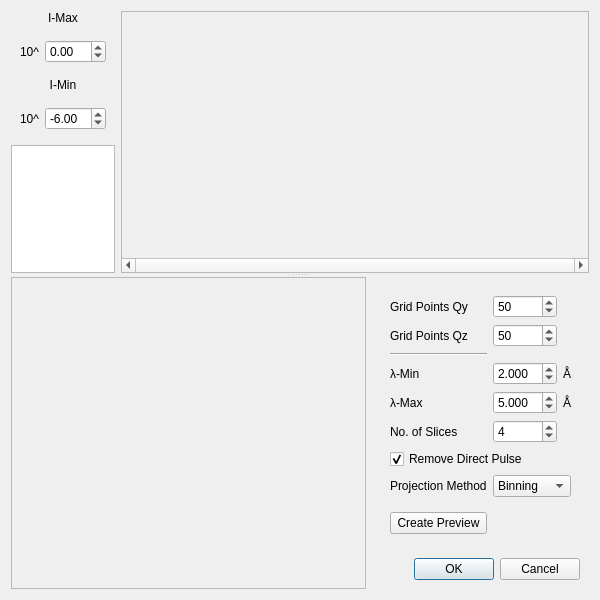
Above: designer/gisans_dialog.ui from aglavic/quicknxs before the change. Below: the same form after it.
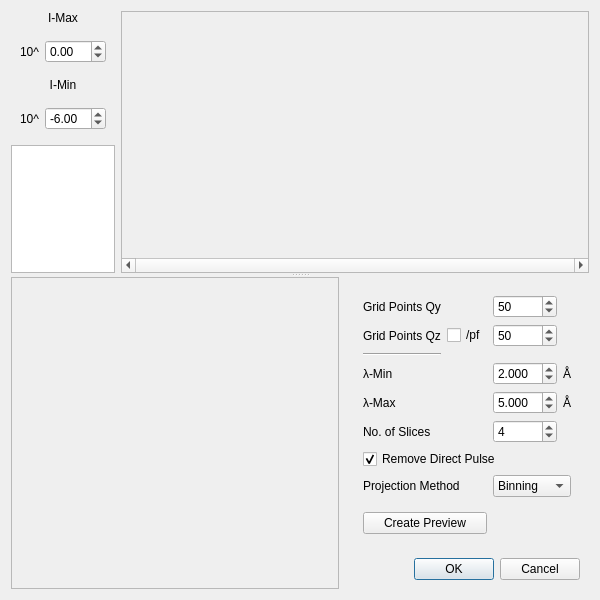
That is the form after the change. Custom widgets are drawn as their Qt base class.

Commit message: Fix some GISANS dialog issues and add option to project on pf/Qy axes.

```diff
--- a/designer/gisans_dialog.ui
+++ b/designer/gisans_dialog.ui
@@ -168,8 +168,8 @@
            <rect>
             <x>0</x>
             <y>0</y>
-            <width>476</width>
-            <height>286</height>
+            <width>447</width>
+            <height>208</height>
            </rect>
           </property>
           <property name="sizePolicy">
@@ -235,7 +235,7 @@
              </sizepolicy>
             </property>
             <layout class="QGridLayout" name="gridLayout">
-             <item row="0" column="3">
+             <item row="0" column="4">
               <widget class="QSpinBox" name="gridQy">
                <property name="minimum">
                 <number>20</number>
@@ -251,7 +251,7 @@
                </property>
               </widget>
              </item>
-             <item row="5" column="3">
+             <item row="5" column="4">
               <widget class="QSpinBox" name="numberSlices">
                <property name="sizePolicy">
                 <sizepolicy hsizetype="Minimum" vsizetype="Fixed">
@@ -270,21 +270,14 @@
                </property>
               </widget>
              </item>
-             <item row="3" column="4">
+             <item row="3" column="5">
               <widget class="QLabel" name="label_3">
                <property name="text">
                 <string>Å</string>
                </property>
               </widget>
              </item>
-             <item row="0" column="2">
-              <widget class="QLabel" name="label_7">
-               <property name="text">
-                <string>Grid Points Qy</string>
-               </property>
-              </widget>
-             </item>
-             <item row="7" column="3" colspan="2">
+             <item row="7" column="4" colspan="2">
               <widget class="QComboBox" name="projectionMethod">
                <item>
                 <property name="text">
@@ -293,7 +286,7 @@
                </item>
               </widget>
              </item>
-             <item row="3" column="3">
+             <item row="3" column="4">
               <widget class="QDoubleSpinBox" name="lambdaMin">
                <property name="sizePolicy">
                 <sizepolicy hsizetype="Minimum" vsizetype="Fixed">
@@ -318,33 +311,7 @@
                </property>
               </widget>
              </item>
-             <item row="4" column="2">
-              <widget class="QLabel" name="label_2">
-               <property name="sizePolicy">
-                <sizepolicy hsizetype="Preferred" vsizetype="Preferred">
-                 <horstretch>1</horstretch>
-                 <verstretch>0</verstretch>
-                </sizepolicy>
-               </property>
-               <property name="text">
-                <string>λ-Max</string>
-               </property>
-              </widget>
-             </item>
-             <item row="3" column="2">
-              <widget class="QLabel" name="label">
-               <property name="sizePolicy">
-                <sizepolicy hsizetype="Preferred" vsizetype="Preferred">
-                 <horstretch>1</horstretch>
-                 <verstretch>0</verstretch>
-                </sizepolicy>
-               </property>
-               <property name="text">
-                <string>λ-Min</string>
-               </property>
-              </widget>
-             </item>
-             <item row="9" column="3">
+             <item row="9" column="4">
               <spacer name="verticalSpacer">
                <property name="orientation">
                 <enum>Qt::Vertical</enum>
@@ -357,27 +324,14 @@
                </property>
               </spacer>
              </item>
-             <item row="5" column="2">
-              <widget class="QLabel" name="label_5">
-               <property name="sizePolicy">
-                <sizepolicy hsizetype="Preferred" vsizetype="Preferred">
-                 <horstretch>1</horstretch>
-                 <verstretch>0</verstretch>
-                </sizepolicy>
-               </property>
-               <property name="text">
-                <string>No. of Slices</string>
-               </property>
-              </widget>
-             </item>
-             <item row="4" column="4">
+             <item row="4" column="5">
               <widget class="QLabel" name="label_4">
                <property name="text">
                 <string>Å</string>
                </property>
               </widget>
              </item>
-             <item row="4" column="3">
+             <item row="4" column="4">
               <widget class="QDoubleSpinBox" name="lambdaMax">
                <property name="sizePolicy">
                 <sizepolicy hsizetype="Minimum" vsizetype="Fixed">
@@ -402,26 +356,6 @@
                </property>
               </widget>
              </item>
-             <item row="7" column="2">
-              <widget class="QLabel" name="label_6">
-               <property name="sizePolicy">
-                <sizepolicy hsizetype="Preferred" vsizetype="Preferred">
-                 <horstretch>1</horstretch>
-                 <verstretch>0</verstretch>
-                </sizepolicy>
-               </property>
-               <property name="text">
-                <string>Projection Method</string>
-               </property>
-              </widget>
-             </item>
-             <item row="9" column="2">
-              <widget class="QPushButton" name="pushButton">
-               <property name="text">
-                <string>Create Preview</string>
-               </property>
-              </widget>
-             </item>
              <item row="2" column="2">
               <widget class="Line" name="line">
                <property name="orientation">
@@ -436,7 +370,7 @@
                </property>
               </widget>
              </item>
-             <item row="1" column="3">
+             <item row="1" column="4">
               <widget class="QSpinBox" name="gridQz">
                <property name="minimum">
                 <number>20</number>
@@ -452,7 +386,7 @@
                </property>
               </widget>
              </item>
-             <item row="6" column="2" colspan="3">
+             <item row="6" column="2" colspan="4">
               <widget class="QCheckBox" name="lambdaNoDirectPulse">
                <property name="text">
                 <string>Remove Direct Pulse</string>
@@ -462,6 +396,79 @@
                </property>
               </widget>
              </item>
+             <item row="1" column="3">
+              <widget class="QCheckBox" name="usePf">
+               <property name="text">
+                <string>/pf</string>
+               </property>
+              </widget>
+             </item>
+             <item row="0" column="2" colspan="2">
+              <widget class="QLabel" name="label_7">
+               <property name="text">
+                <string>Grid Points Qy</string>
+               </property>
+              </widget>
+             </item>
+             <item row="3" column="2" colspan="2">
+              <widget class="QLabel" name="label">
+               <property name="sizePolicy">
+                <sizepolicy hsizetype="Preferred" vsizetype="Preferred">
+                 <horstretch>1</horstretch>
+                 <verstretch>0</verstretch>
+                </sizepolicy>
+               </property>
+               <property name="text">
+                <string>λ-Min</string>
+               </property>
+              </widget>
+             </item>
+             <item row="4" column="2" colspan="2">
+              <widget class="QLabel" name="label_2">
+               <property name="sizePolicy">
+                <sizepolicy hsizetype="Preferred" vsizetype="Preferred">
+                 <horstretch>1</horstretch>
+                 <verstretch>0</verstretch>
+                </sizepolicy>
+               </property>
+               <property name="text">
+                <string>λ-Max</string>
+               </property>
+              </widget>
+             </item>
+             <item row="5" column="2" colspan="2">
+              <widget class="QLabel" name="label_5">
+               <property name="sizePolicy">
+                <sizepolicy hsizetype="Preferred" vsizetype="Preferred">
+                 <horstretch>1</horstretch>
+                 <verstretch>0</verstretch>
+                </sizepolicy>
+               </property>
+               <property name="text">
+                <string>No. of Slices</string>
+               </property>
+              </widget>
+             </item>
+             <item row="7" column="2" colspan="2">
+              <widget class="QLabel" name="label_6">
+               <property name="sizePolicy">
+                <sizepolicy hsizetype="Preferred" vsizetype="Preferred">
+                 <horstretch>1</horstretch>
+                 <verstretch>0</verstretch>
+                </sizepolicy>
+               </property>
+               <property name="text">
+                <string>Projection Method</string>
+               </property>
+              </widget>
+             </item>
+             <item row="9" column="2" colspan="2">
+              <widget class="QPushButton" name="pushButton">
+               <property name="text">
+                <string>Create Preview</string>
+               </property>
+              </widget>
+             </item>
             </layout>
            </widget>
           </item>
```
The commit also changes 5 other files.
